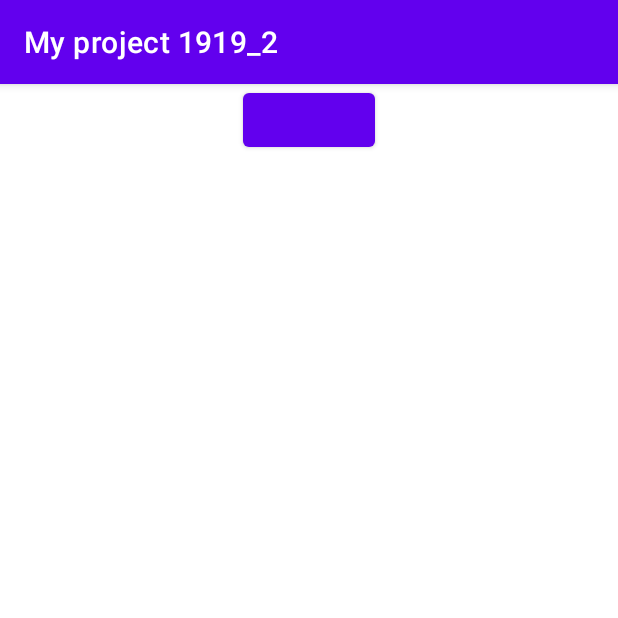
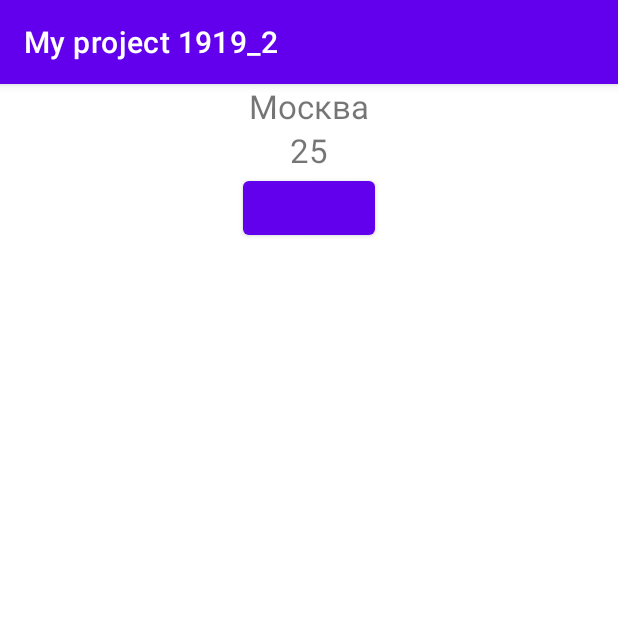
Before and after one commit to NikolaiDrovalev/My_project_1919_2, an Android app: the screen it shows after launch (MainActivity), on a phone screen of 412 x 824 dp, the top half of it. Run offline under Robolectric (Android 15) with nearby library versions, the phone set to English and light mode, and no system bars.

Commit message:
Урок 1. Добавил data class Card с двумя свойствами и вывел на экран.

```diff
--- a/app/src/main/java/ru/geekbrains/myproject1919_2/MainActivity.kt
+++ b/app/src/main/java/ru/geekbrains/myproject1919_2/MainActivity.kt
@@ -1,19 +1,23 @@
 package ru.geekbrains.myproject1919_2
 
+import android.os.Bundle
+import android.widget.TextView
+import android.widget.Toast
 import androidx.appcompat.app.AppCompatActivity
-import android.os.Bundle
-import android.view.View
-import android.widget.Toast
 import com.google.android.material.button.MaterialButton
-import ru.geekbrains.myproject1919_2.R
 
 class MainActivity : AppCompatActivity() {
     override fun onCreate(savedInstanceState: Bundle?) {
         super.onCreate(savedInstanceState)
         setContentView(R.layout.activity_main)
+        val cityName = findViewById<TextView>(R.id.city)
+        val cityTemp = findViewById<TextView>(R.id.temperature)
+        Card(cityName.setText("Москва").toString(),cityTemp.setText("25").hashCode())
         val button = findViewById<MaterialButton>(R.id.btn)
-        button.setOnClickListener{
+        button.setOnClickListener {
             Toast.makeText(this, "Нажали на кнопку", Toast.LENGTH_SHORT).show()
         }
     }
 }
+
+data class Card(val city: String, val temperature: Int)
--- a/app/src/main/res/layout/activity_main.xml
+++ b/app/src/main/res/layout/activity_main.xml
@@ -7,6 +7,21 @@
     android:orientation="vertical"
     tools:context=".MainActivity">
 
+
+    <TextView
+        android:id="@+id/city"
+        android:layout_width="match_parent"
+        android:layout_height="wrap_content"
+        android:textAlignment="center"
+        android:textSize="22sp" />
+
+    <TextView
+        android:id="@+id/temperature"
+        android:layout_width="match_parent"
+        android:layout_height="wrap_content"
+        android:textAlignment="center"
+        android:textSize="22sp" />
+
     <com.google.android.material.button.MaterialButton
         android:id="@+id/btn"
         android:layout_width="wrap_content"
```
